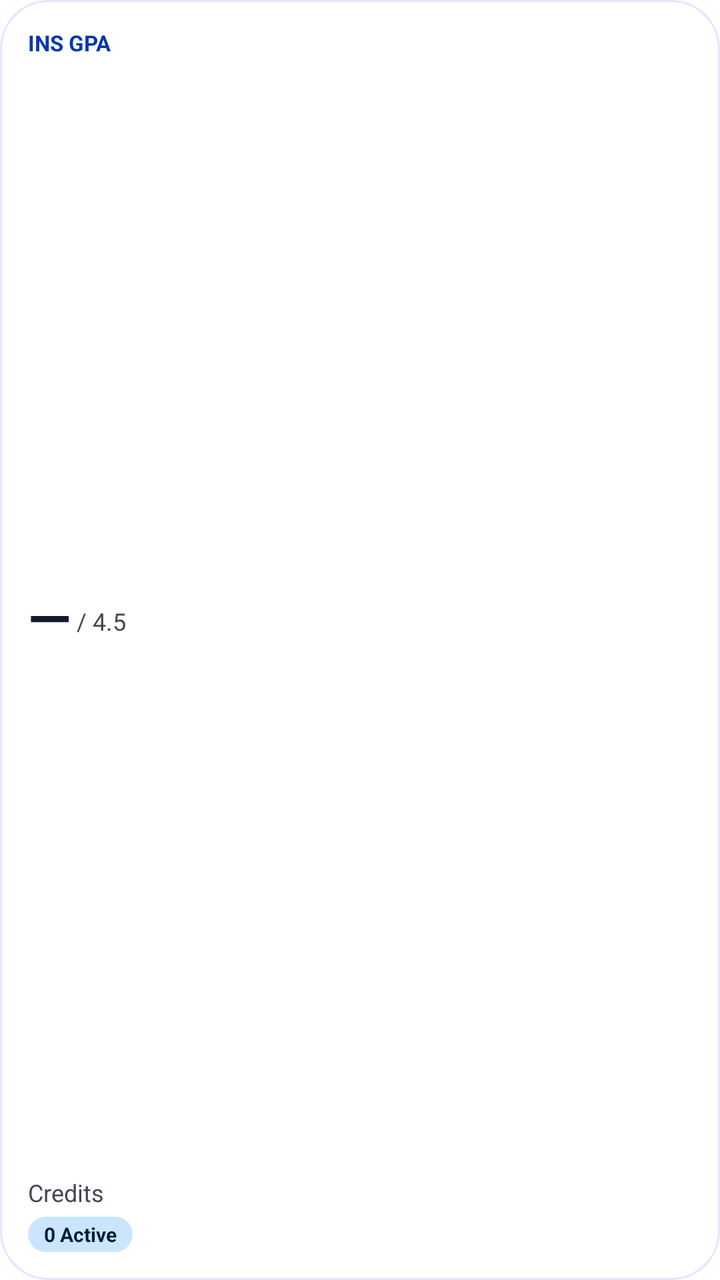
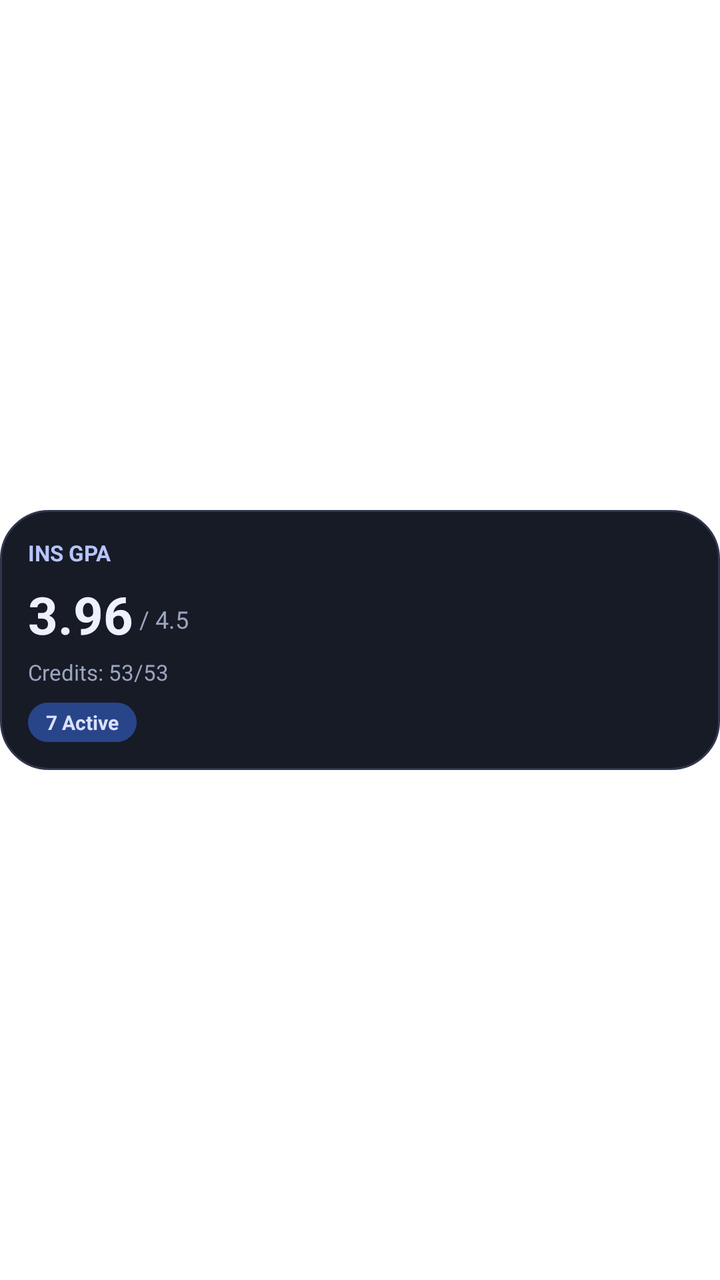

An Android layout rendered at two revisions. The XML below is the earlier revision; the diff shows what the commit changed to produce the second picture.
<!-- AndroidManifest.xml: fallback theme Theme.MaterialComponents.DayNight.NoActionBar -->
<!-- res/layout/widget_ins_academic.xml -->
<?xml version="1.0" encoding="utf-8"?>
<LinearLayout xmlns:android="http://schemas.android.com/apk/res/android"
    android:id="@+id/widget_root"
    android:layout_width="match_parent"
    android:layout_height="match_parent"
    android:background="@drawable/widget_bg_card"
    android:orientation="vertical"
    android:padding="14dp">

    <TextView
        android:id="@+id/tv_overline"
        android:layout_width="wrap_content"
        android:layout_height="wrap_content"
        android:text="INS GPA"
        android:textColor="@color/widget_primary"
        android:textSize="11sp"
        android:textStyle="bold" />

    <FrameLayout
        android:layout_width="1dp"
        android:layout_height="0dp"
        android:layout_weight="1" />

    <LinearLayout
        android:layout_width="match_parent"
        android:layout_height="wrap_content"
        android:gravity="bottom"
        android:orientation="horizontal">

        <TextView
            android:id="@+id/tv_gpa"
            android:layout_width="wrap_content"
            android:layout_height="wrap_content"
            android:text="—"
            android:textColor="@color/widget_text"
            android:textSize="28sp"
            android:textStyle="bold" />

        <TextView
            android:id="@+id/tv_scale"
            android:layout_width="wrap_content"
            android:layout_height="wrap_content"
            android:layout_marginStart="3dp"
            android:layout_marginBottom="4dp"
            android:text="/ 4.5"
            android:textColor="@color/widget_text_muted"
            android:textSize="12sp" />
    </LinearLayout>

    <FrameLayout
        android:layout_width="1dp"
        android:layout_height="0dp"
        android:layout_weight="1" />

    <TextView
        android:id="@+id/tv_credits"
        android:layout_width="match_parent"
        android:layout_height="wrap_content"
        android:ellipsize="end"
        android:maxLines="1"
        android:text="Credits"
        android:textColor="@color/widget_text_muted"
        android:textSize="12sp" />

    <TextView
        android:id="@+id/tv_courses"
        android:layout_width="wrap_content"
        android:layout_height="wrap_content"
        android:layout_marginTop="4dp"
        android:background="@drawable/widget_pill_secondary"
        android:paddingStart="8dp"
        android:paddingTop="2dp"
        android:paddingEnd="8dp"
        android:paddingBottom="2dp"
        android:text="0 Active"
        android:textColor="@color/widget_on_secondary_fixed"
        android:textSize="10sp"
        android:textStyle="bold" />
</LinearLayout>
<!-- resources referenced by this layout -->
<resources>
  <color name="widget_on_secondary_fixed">#001D31</color>
  <color name="widget_primary">#0037B0</color>
  <color name="widget_text">#131B2E</color>
  <color name="widget_text_muted">#434655</color>
  <!-- drawable widget_bg_card (drawable) -->
  <?xml version="1.0" encoding="utf-8"?>
  <shape xmlns:android="http://schemas.android.com/apk/res/android"
      android:shape="rectangle">
      <solid android:color="@color/widget_bg" />
      <corners android:radius="24dp" />
      <stroke android:width="1dp" android:color="@color/widget_divider" />
  </shape>
  <!-- drawable widget_pill_secondary (drawable) -->
  <?xml version="1.0" encoding="utf-8"?>
  <shape xmlns:android="http://schemas.android.com/apk/res/android"
      android:shape="rectangle">
      <solid android:color="@color/widget_secondary_fixed" />
      <corners android:radius="999dp" />
  </shape>
  <color name="widget_bg">#FFFFFF</color>
  <color name="widget_divider">#E2E7FF</color>
  <color name="widget_secondary_fixed">#CCE5FF</color>
</resources>

<!-- the commit's change to res/layout/widget_ins_academic.xml (unified diff, before → after) -->
@@ -1,79 +1,77 @@
 <?xml version="1.0" encoding="utf-8"?>
-<LinearLayout xmlns:android="http://schemas.android.com/apk/res/android"
-    android:id="@+id/widget_root"
+<FrameLayout xmlns:android="http://schemas.android.com/apk/res/android"
     android:layout_width="match_parent"
-    android:layout_height="match_parent"
-    android:background="@drawable/widget_bg_card"
-    android:orientation="vertical"
-    android:padding="14dp">
-
-    <TextView
-        android:id="@+id/tv_overline"
-        android:layout_width="wrap_content"
-        android:layout_height="wrap_content"
-        android:text="INS GPA"
-        android:textColor="@color/widget_primary"
-        android:textSize="11sp"
-        android:textStyle="bold" />
-
-    <FrameLayout
-        android:layout_width="1dp"
-        android:layout_height="0dp"
-        android:layout_weight="1" />
+    android:layout_height="match_parent">
 
     <LinearLayout
+        android:id="@+id/widget_root"
         android:layout_width="match_parent"
         android:layout_height="wrap_content"
-        android:gravity="bottom"
-        android:orientation="horizontal">
+        android:layout_gravity="center_vertical"
+        android:background="@drawable/widget_bg_card"
+        android:orientation="vertical"
+        android:padding="14dp">
 
         <TextView
-            android:id="@+id/tv_gpa"
+            android:id="@+id/tv_overline"
             android:layout_width="wrap_content"
             android:layout_height="wrap_content"
-            android:text="—"
-            android:textColor="@color/widget_text"
-            android:textSize="28sp"
+            android:text="INS GPA"
+            android:textColor="@color/widget_primary"
+            android:textSize="11sp"
             android:textStyle="bold" />
 
+        <LinearLayout
+            android:layout_width="match_parent"
+            android:layout_height="wrap_content"
+            android:layout_marginTop="6dp"
+            android:gravity="bottom"
+            android:orientation="horizontal">
+
+            <TextView
+                android:id="@+id/tv_gpa"
+                android:layout_width="wrap_content"
+                android:layout_height="wrap_content"
+                android:text="3.96"
+                android:textColor="@color/widget_text"
+                android:textSize="26sp"
+                android:textStyle="bold" />
+
+            <TextView
+                android:id="@+id/tv_scale"
+                android:layout_width="wrap_content"
+                android:layout_height="wrap_content"
+                android:layout_marginStart="3dp"
+                android:layout_marginBottom="3dp"
+                android:text="/ 4.5"
+                android:textColor="@color/widget_text_muted"
+                android:textSize="12sp" />
+        </LinearLayout>
+
         <TextView
-            android:id="@+id/tv_scale"
+            android:id="@+id/tv_credits"
+            android:layout_width="match_parent"
+            android:layout_height="wrap_content"
+            android:layout_marginTop="4dp"
+            android:ellipsize="end"
+            android:maxLines="1"
+            android:text="Credits: 53/53"
+            android:textColor="@color/widget_text_muted"
+            android:textSize="11sp" />
+
+        <TextView
+            android:id="@+id/tv_courses"
             android:layout_width="wrap_content"
             android:layout_height="wrap_content"
-            android:layout_marginStart="3dp"
-            android:layout_marginBottom="4dp"
-            android:text="/ 4.5"
-            android:textColor="@color/widget_text_muted"
-            android:textSize="12sp" />
+            android:layout_marginTop="8dp"
+            android:background="@drawable/widget_pill_primary"
+            android:paddingStart="9dp"
+            android:paddingTop="3dp"
+            android:paddingEnd="9dp"
+            android:paddingBottom="3dp"
+            android:text="7 Active"
+            android:textColor="@color/widget_on_primary_fixed"
+            android:textSize="10sp"
+            android:textStyle="bold" />
     </LinearLayout>
-
-    <FrameLayout
-        android:layout_width="1dp"
-        android:layout_height="0dp"
-        android:layout_weight="1" />
-
-    <TextView
-        android:id="@+id/tv_credits"
-        android:layout_width="match_parent"
-        android:layout_height="wrap_content"
-        android:ellipsize="end"
-        android:maxLines="1"
-        android:text="Credits"
-        android:textColor="@color/widget_text_muted"
-        android:textSize="12sp" />
-
-    <TextView
-        android:id="@+id/tv_courses"
-        android:layout_width="wrap_content"
-        android:layout_height="wrap_content"
-        android:layout_marginTop="4dp"
-        android:background="@drawable/widget_pill_secondary"
-        android:paddingStart="8dp"
-        android:paddingTop="2dp"
-        android:paddingEnd="8dp"
-        android:paddingBottom="2dp"
-        android:text="0 Active"
-        android:textColor="@color/widget_on_secondary_fixed"
-        android:textSize="10sp"
-        android:textStyle="bold" />
-</LinearLayout>
+</FrameLayout>
<!-- resource entries referenced after the edit -->
@@ -1,9 +1,9 @@
 <!-- resources referenced by this layout -->
 <resources>
-  <color name="widget_on_secondary_fixed">#001D31</color>
-  <color name="widget_primary">#0037B0</color>
-  <color name="widget_text">#131B2E</color>
-  <color name="widget_text_muted">#434655</color>
+  <color name="widget_on_primary_fixed">#DCE1FF</color>
+  <color name="widget_primary">#B7C4FF</color>
+  <color name="widget_text">#EEF0FF</color>
+  <color name="widget_text_muted">#9BA5C0</color>
   <!-- drawable widget_bg_card (drawable) -->
   <?xml version="1.0" encoding="utf-8"?>
   <shape xmlns:android="http://schemas.android.com/apk/res/android"
@@ -12,15 +12,15 @@
       <corners android:radius="24dp" />
       <stroke android:width="1dp" android:color="@color/widget_divider" />
   </shape>
-  <!-- drawable widget_pill_secondary (drawable) -->
+  <!-- drawable widget_pill_primary (drawable) -->
   <?xml version="1.0" encoding="utf-8"?>
   <shape xmlns:android="http://schemas.android.com/apk/res/android"
       android:shape="rectangle">
-      <solid android:color="@color/widget_secondary_fixed" />
+      <solid android:color="@color/widget_primary_fixed" />
       <corners android:radius="999dp" />
   </shape>
-  <color name="widget_bg">#FFFFFF</color>
-  <color name="widget_divider">#E2E7FF</color>
-  <color name="widget_secondary_fixed">#CCE5FF</color>
+  <color name="widget_bg">#171B26</color>
+  <color name="widget_divider">#2F374E</color>
+  <color name="widget_primary_fixed">#28458A</color>
 </resources>
 
